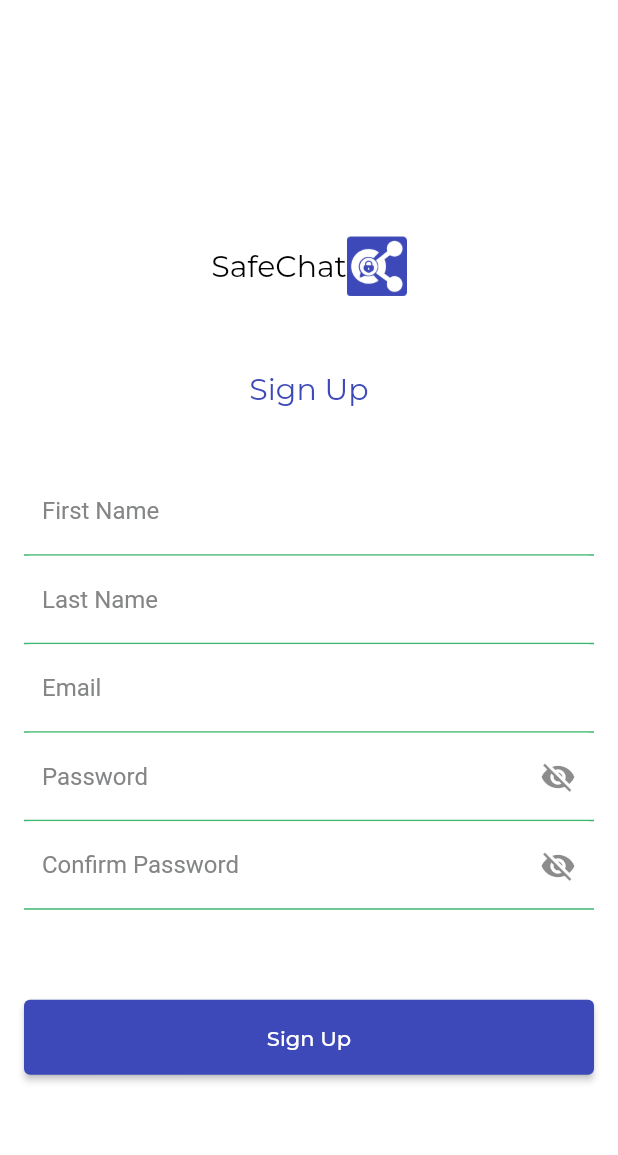
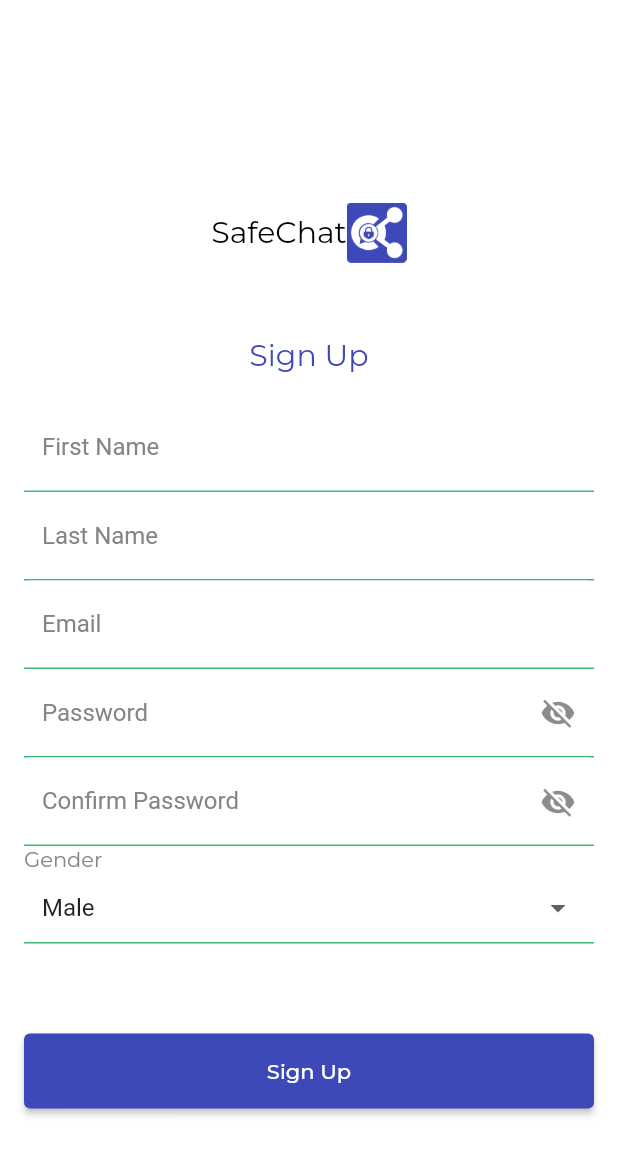
Before and after one commit to OkoroaforKelechiDivine/convas-mobile, a Flutter app: the SignUpScreen screen opened directly, on a phone screen of 412 x 824 dp. Shown: the top 1155 px of the screen. Run offline on Flutter 3.47's test engine with Material 2 defaults, Android fonts, the phone set to English and light mode, and no system bars; our stand-ins replace connectivity, dio, get, google_fonts, image_picker.

Commit message:
added gender to user registration

```diff
--- a/lib/screens/signup/sign_up.dart
+++ b/lib/screens/signup/sign_up.dart
@@ -28,6 +28,11 @@ class _SignUpScreenState extends State<SignUpScreen> {
   String _passwordError = '';
   String _confirmPasswordError = '';
 
+  String _selectedGender = 'Male';
+
+  final List<String> _genderOptions = ['Male', 'Female', 'Other'];
+
+
   @override
   Widget build(BuildContext context) {
     return Scaffold(
@@ -54,7 +59,7 @@ class _SignUpScreenState extends State<SignUpScreen> {
                     ),
                   ),
                 ),
-                const SizedBox(height: 40),
+                const SizedBox(height: 20),
                 _buildInputField(
                   label: 'First Name',
                   hint: 'First Name',
@@ -99,6 +104,8 @@ class _SignUpScreenState extends State<SignUpScreen> {
                   },
                   errorText: _confirmPasswordError,
                 ),
+                _buildGenderDropdown(),
+
                 const SizedBox(height: 60),
                 _buildSignUpButton(context),
               ],
@@ -178,12 +185,55 @@ class _SignUpScreenState extends State<SignUpScreen> {
 
   Widget _buildSignUpButton(BuildContext context) {
     return ElevatedButton(
-      // onPressed: _isLoading ? null : _performSignUp,
-      onPressed: (){},
-      // child: _isLoading ? CircularProgressIndicator(color: AppColors.activeButton,) : const Text('Sign Up'),
-      child: const Text('Sign Up'),
+      onPressed: _isLoading ? null : _performSignUp,
+      // onPressed: (){},
+      child: _isLoading ? CircularProgressIndicator(color: AppColors.activeButton,) : const Text('Sign Up'),
+      // child: const Text('Sign Up'),
     );
   }
+
+  Widget _buildGenderDropdown() {
+    return Column(
+      crossAxisAlignment: CrossAxisAlignment.start,
+      children: [
+        Text(
+          'Gender',
+          style: TextStyle(
+            color: AppColors.grey,
+          ),
+        ),
+        DropdownButtonFormField<String>(
+          value: _selectedGender,
+          onChanged: (String? newValue) {
+            setState(() {
+              _selectedGender = newValue!;
+            });
+          },
+          items: _genderOptions.map((String gender) {
+            return DropdownMenuItem<String>(
+              value: gender,
+              child: Text(gender),
+            );
+          }).toList(),
+          decoration: InputDecoration(
+            hintText: 'Select Gender',
+            hintStyle: TextStyle(color: AppColors.grey),
+            enabledBorder: UnderlineInputBorder(
+              borderSide: BorderSide(
+                color: AppColors.green,
+              ),
+            ),
+            focusedBorder: UnderlineInputBorder(
+              borderSide: BorderSide(
+                color: AppColors.green,
+              ),
+            ),
+          ),
+        ),
+      ],
+    );
+  }
+
 
   void _performSignUp() async {
     final firstName = _firstNameController.text;
```
Also changed, not shown: lib/service/auth_service.dart (+8 -9 lines), assets/jpg/female-default-avatar.jpg (added), assets/jpg/male-default-avatar.jpg (added).
